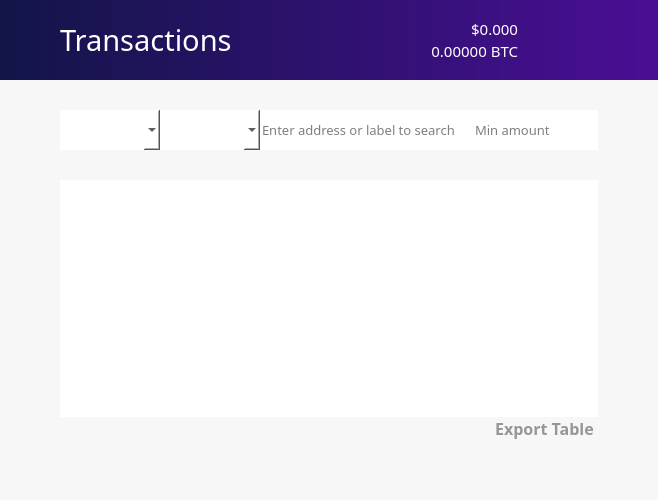
Qt form src/qt/forms/winforms/transactionview.ui (noirofficial/noir) before a commit.
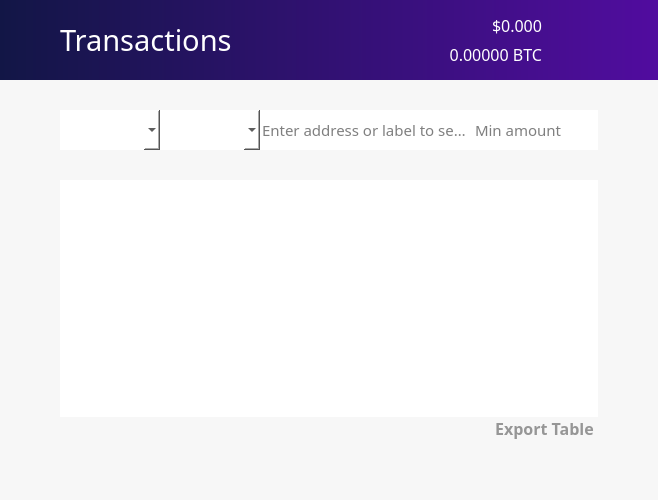
The same form after that commit. Icons and pictures are not drawn.

```diff
--- a/src/qt/forms/winforms/transactionview.ui
+++ b/src/qt/forms/winforms/transactionview.ui
@@ -379,7 +379,7 @@
             <bool>false</bool>
            </property>
            <property name="styleSheet">
-            <string notr="true">background: QLinearGradient(x1: 0, y1: 0, x2: 1, y2: 0, stop: 0 #121548, stop: 1 #4a0e95);
+            <string notr="true">background: QLinearGradient(x1: 0, y1: 0, x2: 1, y2: 0, stop: 0 #121646, stop: 1 #510c9f);
 border:0;
 </string>
            </property>
@@ -391,7 +391,7 @@
            </property>
            <layout class="QHBoxLayout" name="horizontalLayout_3">
             <property name="spacing">
-             <number>0</number>
+             <number>6</number>
             </property>
             <property name="leftMargin">
              <number>60</number>
@@ -443,7 +443,7 @@
                 <property name="font">
                  <font>
                   <family>ZoinMedium</family>
-                  <pointsize>11</pointsize>
+                  <pointsize>12</pointsize>
                   <weight>50</weight>
                   <bold>false</bold>
                  </font>
@@ -465,7 +465,7 @@
                 <property name="font">
                  <font>
                   <family>ZoinLight</family>
-                  <pointsize>11</pointsize>
+                  <pointsize>12</pointsize>
                   <weight>50</weight>
                   <bold>false</bold>
                  </font>
@@ -488,7 +488,7 @@
              <widget class="QPushButton" name="pushButton">
               <property name="maximumSize">
                <size>
-                <width>80</width>
+                <width>50</width>
                 <height>80</height>
                </size>
               </property>
@@ -862,7 +862,7 @@
               <property name="font">
                <font>
                 <family>ZoinRegular</family>
-                <pointsize>10</pointsize>
+                <pointsize>11</pointsize>
                </font>
               </property>
               <property name="styleSheet">
@@ -903,7 +903,7 @@
               <property name="font">
                <font>
                 <family>ZoinRegular</family>
-                <pointsize>10</pointsize>
+                <pointsize>11</pointsize>
                </font>
               </property>
               <property name="styleSheet">
```
Left out of the diff: 10 changed lines with no effect on the pictures.
